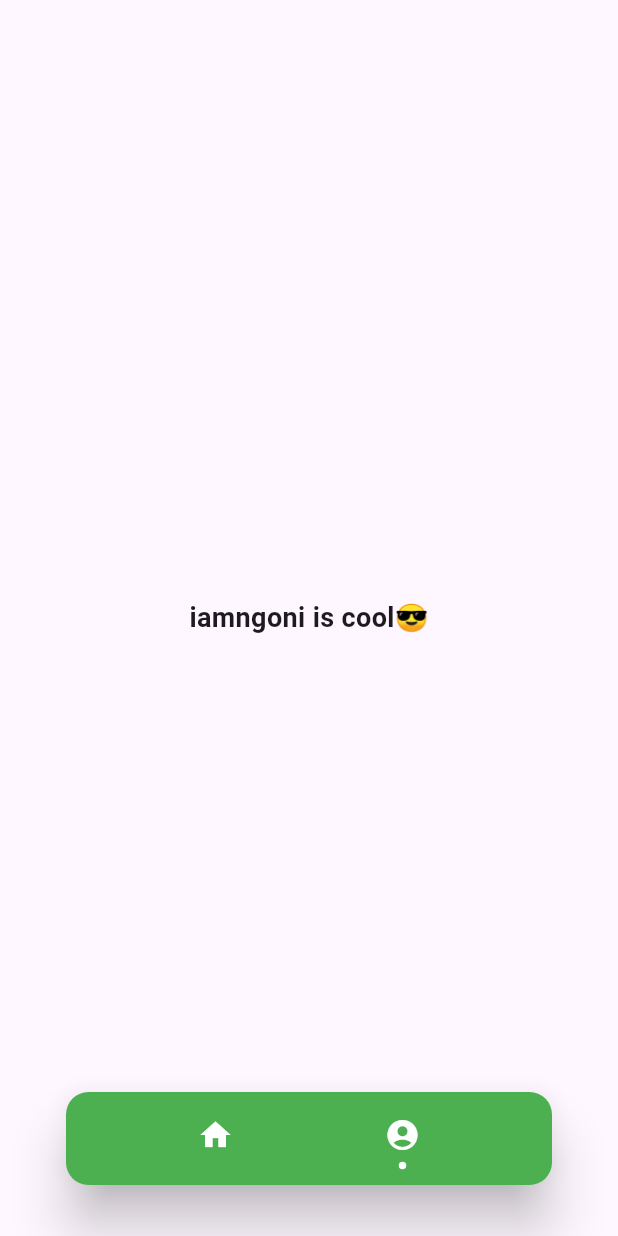
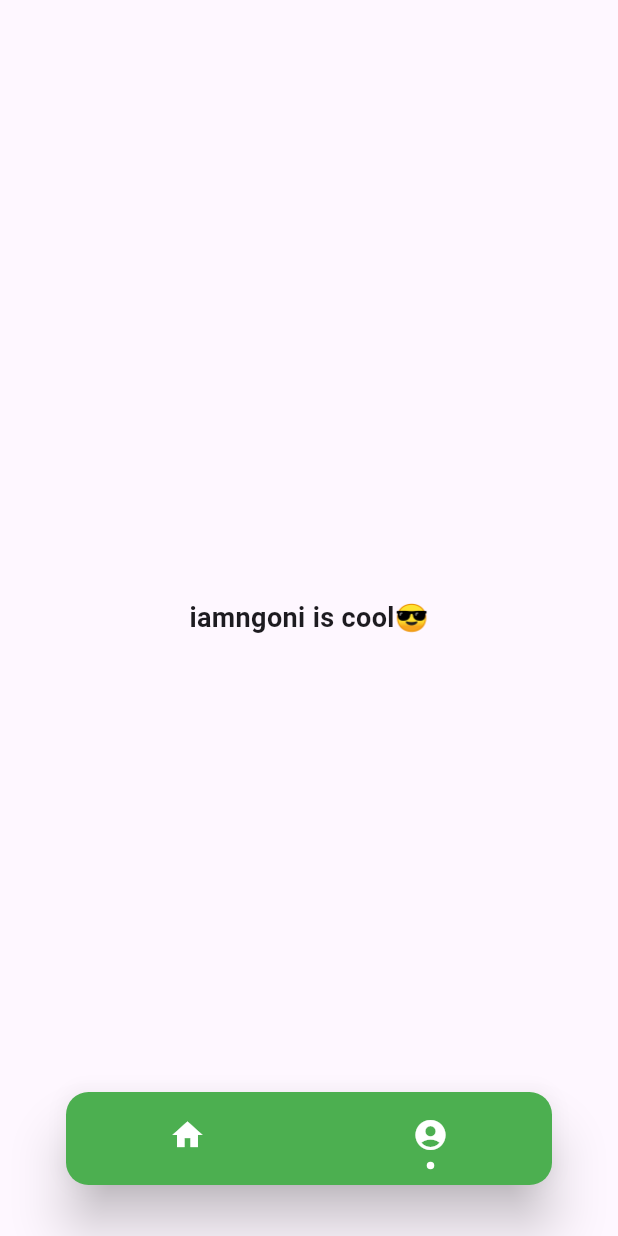
Before and after one commit to iamngoni/floating_navbar, a Flutter app: the screen it shows after launch, after a tap on the "account circle" icon, on a phone screen of 412 x 824 dp. Run offline on Flutter 3.47's test engine with Material 3 defaults, Android fonts, the phone set to English and light mode, and no system bars.

Commit message:
update UI tap

```diff
--- a/example/pubspec.yaml
+++ b/example/pubspec.yaml
@@ -5,7 +5,7 @@ publish_to: 'none'
 version: 1.0.0+1
 
 environment:
-  sdk: ">=2.7.0 <3.0.0"
+  sdk: '>=3.3.0 <4.0.0'
 
 dependencies:
   flutter:
--- a/lib/floating_navbar.dart
+++ b/lib/floating_navbar.dart
@@ -2,8 +2,6 @@ library floating_navbar;
 
 import 'package:floating_navbar/floating_navbar_item.dart';
 import 'package:flutter/material.dart';
-import 'package:flutter/rendering.dart';
-import 'package:flutter/services.dart';
 
 // ignore: must_be_immutable
 class FloatingNavBar extends StatefulWidget {
@@ -101,8 +99,11 @@ class _FloatingNavBarState extends State<FloatingNavBar> {
                     ),
                     child: Row(
                       mainAxisAlignment: MainAxisAlignment.spaceEvenly,
-                      children:
-                          _widgetsBuilder(widget.items, widget.hapticFeedback),
+                      children: widget.items.map((item) {
+                        int index = widget.items.indexOf(item);
+                        return _floatingNavBarItem(
+                            item, index, widget.hapticFeedback);
+                      }).toList(),
                     ),
                   ),
                 ),
@@ -122,18 +123,19 @@ class _FloatingNavBarState extends State<FloatingNavBar> {
       throw Exception(
           'Show title set to true: Missing FloatingNavBarItem title!');
     }
-    return Column(
+    return Expanded(
+      child: Padding(
+        padding: const EdgeInsets.all(2.0),
+        child: InkWell(
+          borderRadius: BorderRadius.circular(widget.borderRadius),
+          enableFeedback: hapticFeedback,
+          onTap: () {
+            _changePage(index);
+          },
+          child: Column(
             mainAxisAlignment: MainAxisAlignment.center,
             children: [
-        GestureDetector(
-          onTap: () {
-            // If haptic feedback is set to true then use mediumImpact on FloatingNavBarItem tap
-            if (hapticFeedback == true) {
-              HapticFeedback.mediumImpact();
-            }
-            _changePage(index);
-          },
-          child: Container(
+              Container(
                 padding: EdgeInsets.all(6),
                 width: 50,
                 child: item.useImageIcon
@@ -143,7 +145,6 @@ class _FloatingNavBarState extends State<FloatingNavBar> {
                         color: widget.index == index
                             ? widget.selectedIconColor
                             : widget.unselectedIconColor,
-                  ),
                       ),
               ),
               widget.showTitle
@@ -161,7 +162,8 @@ class _FloatingNavBarState extends State<FloatingNavBar> {
                             )
                           : SizedBox.shrink(),
                     )
-            : Container(
+                  : AnimatedContainer(
+                      duration: Duration(milliseconds: 500),
                       height: 5,
                       width: 5,
                       decoration: BoxDecoration(
@@ -172,18 +174,10 @@ class _FloatingNavBarState extends State<FloatingNavBar> {
                       ),
                     ),
             ],
+          ),
+        ),
+      ),
     );
-  }
-
-  /// [_widgetsBuilder] adds widgets from [_floatingNavBarItem] into a List<Widget> and returns the list
-  List<Widget> _widgetsBuilder(
-      List<FloatingNavBarItem> items, bool hapticFeedback) {
-    List<Widget> _floatingNavBarItems = [];
-    for (int i = 0; i < items.length; i++) {
-      Widget item = this._floatingNavBarItem(items[i], i, hapticFeedback);
-      _floatingNavBarItems.add(item);
-    }
-    return _floatingNavBarItems;
   }
 
   /// [_changePage] changes selected page index so as to change the page being currently viewed by the user
--- a/pubspec.yaml
+++ b/pubspec.yaml
@@ -4,8 +4,8 @@ version: 2.0.2
 homepage: https://www.iamngoni.co.zw/floating_navbar
 
 environment:
-  sdk: '>=2.12.0 <3.0.0'
-  flutter: ">=1.17.0"
+  sdk: '>=3.3.0 <4.0.0'
+  flutter: '>=3.19.0'
 
 dependencies:
   flutter:
```
Also changed, not shown: example/pubspec.lock, pubspec.lock. Lines whose indentation alone changed are shown as unchanged.
